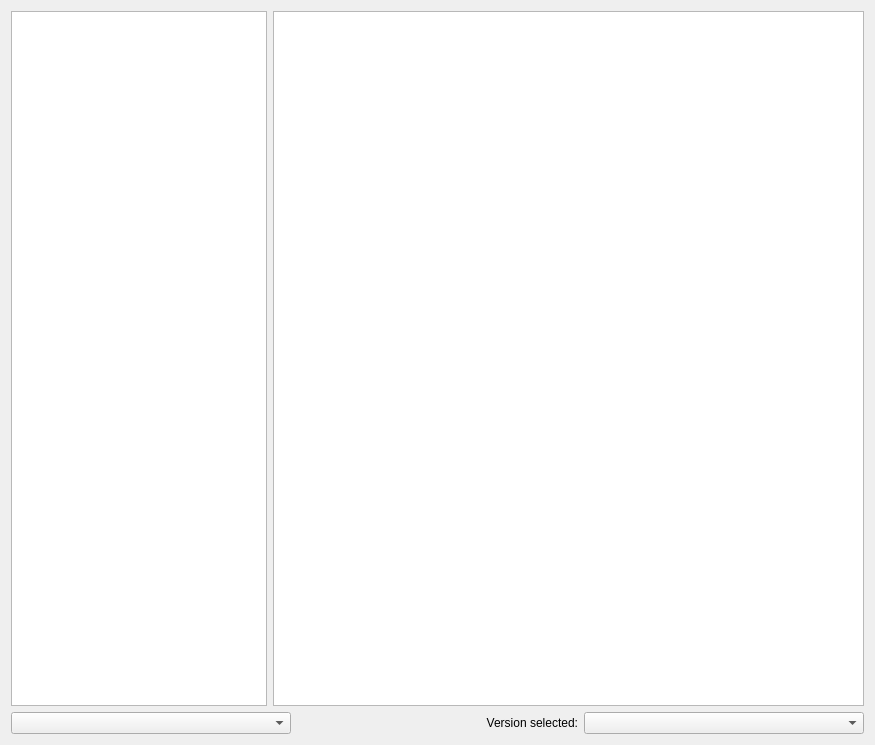
Qt form application/pages/modplatform/atlauncher/AtlPage.ui (FreesmTeam/FreesmLauncher) before a commit.
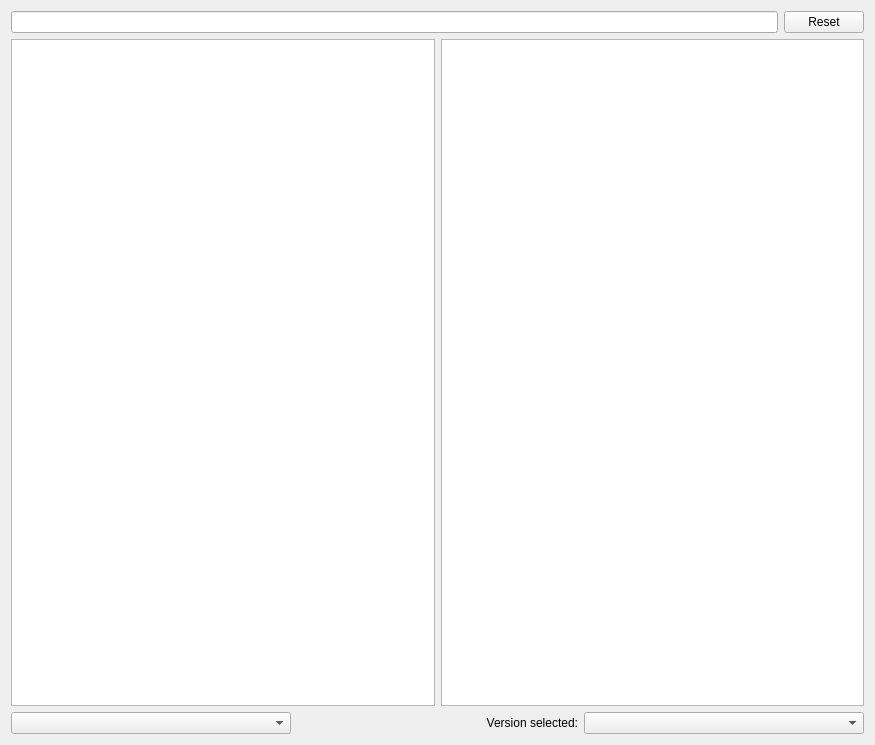
The same form after that commit.

Commit message: NOISSUE Add search to ATLauncher

What changed in the file:
```diff
--- a/application/pages/modplatform/atlauncher/AtlPage.ui
+++ b/application/pages/modplatform/atlauncher/AtlPage.ui
@@ -11,30 +11,11 @@
    </rect>
   </property>
   <layout class="QGridLayout" name="gridLayout">
-   <item row="0" column="0" colspan="2">
-    <widget class="QTreeView" name="packView">
-     <property name="alternatingRowColors">
-      <bool>true</bool>
-     </property>
-     <property name="iconSize">
-      <size>
-       <width>96</width>
-       <height>48</height>
-      </size>
-     </property>
-    </widget>
-   </item>
-   <item row="0" column="2">
-    <widget class="QTextBrowser" name="packDescription"/>
-   </item>
-   <item row="1" column="0" colspan="3">
-    <layout class="QGridLayout" name="gridLayout_4" columnstretch="0,0,0">
+   <item row="2" column="0" colspan="2">
+    <layout class="QGridLayout" name="gridLayout_4" columnstretch="0,0,0" rowminimumheight="0" columnminimumwidth="0,0,0">
      <item row="0" column="2">
       <widget class="QComboBox" name="versionSelectionBox"/>
      </item>
-     <item row="0" column="0">
-      <widget class="QComboBox" name="sortByBox"/>
-     </item>
      <item row="0" column="1">
       <widget class="QLabel" name="label">
        <property name="text">
@@ -45,6 +26,43 @@
        </property>
       </widget>
      </item>
+     <item row="0" column="0">
+      <widget class="QComboBox" name="sortByBox"/>
+     </item>
+    </layout>
+   </item>
+   <item row="0" column="0">
+    <widget class="QLineEdit" name="searchEdit"/>
+   </item>
+   <item row="0" column="1">
+    <widget class="QPushButton" name="resetButton">
+     <property name="text">
+      <string>Reset</string>
+     </property>
+    </widget>
+   </item>
+   <item row="1" column="0" colspan="2">
+    <layout class="QGridLayout" name="gridLayout_3">
+     <item row="0" column="0">
+      <widget class="QTreeView" name="packView">
+       <property name="iconSize">
+        <size>
+         <width>96</width>
+         <height>48</height>
+        </size>
+       </property>
+      </widget>
+     </item>
+     <item row="0" column="1">
+      <widget class="QTextBrowser" name="packDescription">
+       <property name="openExternalLinks">
+        <bool>true</bool>
+       </property>
+       <property name="openLinks">
+        <bool>true</bool>
+       </property>
+      </widget>
+     </item>
     </layout>
    </item>
   </layout>
```
Left out of the diff: 3 changed lines with no effect on the pictures. The commit also changes 4 other files.
